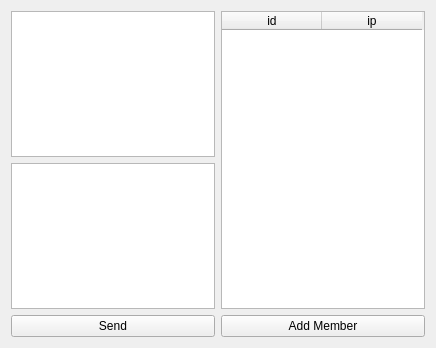
This is groupchatter.ui in meng-zha/ChatBox as Qt 5 draws it before an edit. The edited form follows.
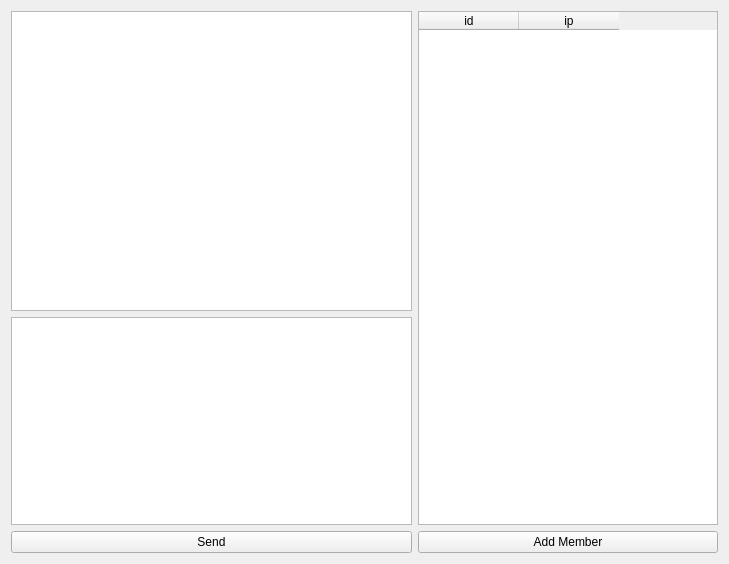
This is the edited form. Icons and pictures are not drawn.

```diff
--- a/groupchatter.ui
+++ b/groupchatter.ui
@@ -6,8 +6,8 @@
    <rect>
     <x>0</x>
     <y>0</y>
-    <width>436</width>
-    <height>348</height>
+    <width>729</width>
+    <height>564</height>
    </rect>
   </property>
   <property name="windowTitle">
@@ -15,10 +15,24 @@
   </property>
   <layout class="QGridLayout" name="gridLayout">
    <item row="0" column="0">
-    <widget class="QTextEdit" name="info_textEdit"/>
+    <widget class="QTextEdit" name="info_textEdit">
+     <property name="minimumSize">
+      <size>
+       <width>400</width>
+       <height>300</height>
+      </size>
+     </property>
+    </widget>
    </item>
    <item row="1" column="0">
-    <widget class="QTextEdit" name="send_textEdit"/>
+    <widget class="QTextEdit" name="send_textEdit">
+     <property name="minimumSize">
+      <size>
+       <width>0</width>
+       <height>200</height>
+      </size>
+     </property>
+    </widget>
    </item>
    <item row="2" column="0">
     <widget class="QPushButton" name="send_btn">
@@ -36,6 +50,24 @@
    </item>
    <item row="0" column="1" rowspan="2">
     <widget class="QTableWidget" name="tableWidget">
+     <property name="sizePolicy">
+      <sizepolicy hsizetype="Fixed" vsizetype="Expanding">
+       <horstretch>0</horstretch>
+       <verstretch>0</verstretch>
+      </sizepolicy>
+     </property>
+     <property name="minimumSize">
+      <size>
+       <width>300</width>
+       <height>0</height>
+      </size>
+     </property>
+     <property name="maximumSize">
+      <size>
+       <width>300</width>
+       <height>16777215</height>
+      </size>
+     </property>
      <column>
       <property name="text">
        <string>id</string>
```
Left out of the diff: 8 changed lines with no effect on the pictures.
